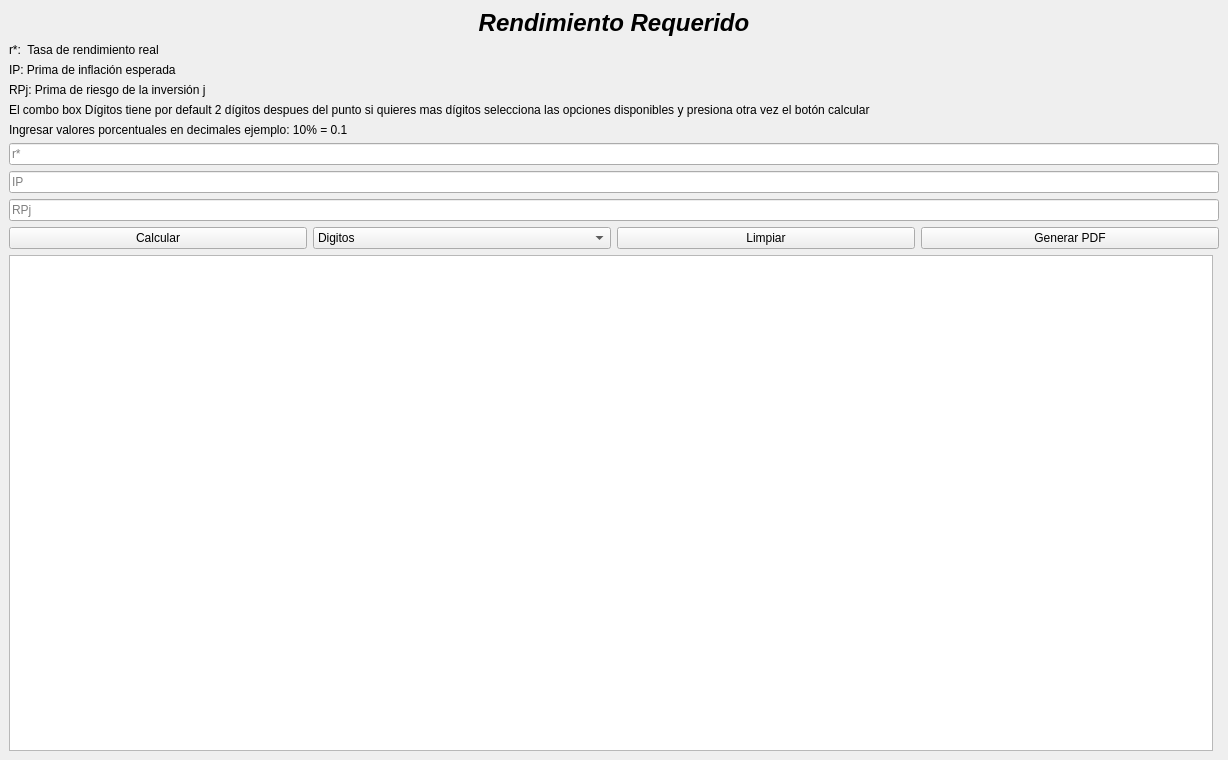
Qt form view/ui/rendimientoRequerido.ui (luisAlcides/finanzas2) before a commit.
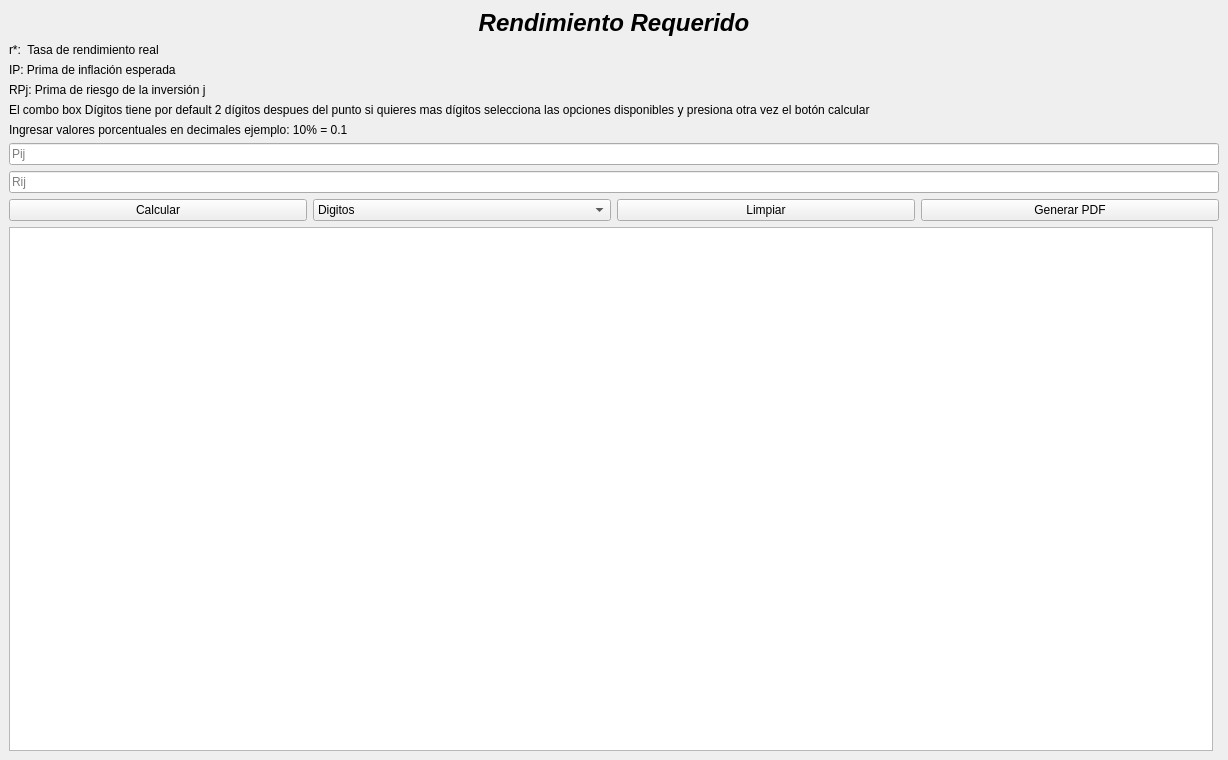
The same form after that commit.

Commit message: Rendimiento Esperado Probabilidad de Ocurrencia actualizado

```diff
--- a/view/ui/rendimientoRequerido.ui
+++ b/view/ui/rendimientoRequerido.ui
@@ -88,24 +88,18 @@
     <item>
      <widget class="QLineEdit" name="txt_r_real">
       <property name="placeholderText">
-       <string>r*</string>
+       <string>Pij</string>
       </property>
      </widget>
     </item>
     <item>
      <widget class="QLineEdit" name="txt_ip">
       <property name="placeholderText">
-       <string>IP</string>
+       <string>Rij</string>
       </property>
      </widget>
     </item>
-    <item>
-     <widget class="QLineEdit" name="txt_rpj">
-      <property name="placeholderText">
-       <string>RPj</string>
-      </property>
-     </widget>
-    </item>
+
     <item>
      <layout class="QHBoxLayout" name="horizontalLayout_2">
       <item>
```
Left out of the diff: 6 changed lines with no effect on the pictures. The commit also changes 3 other files.
